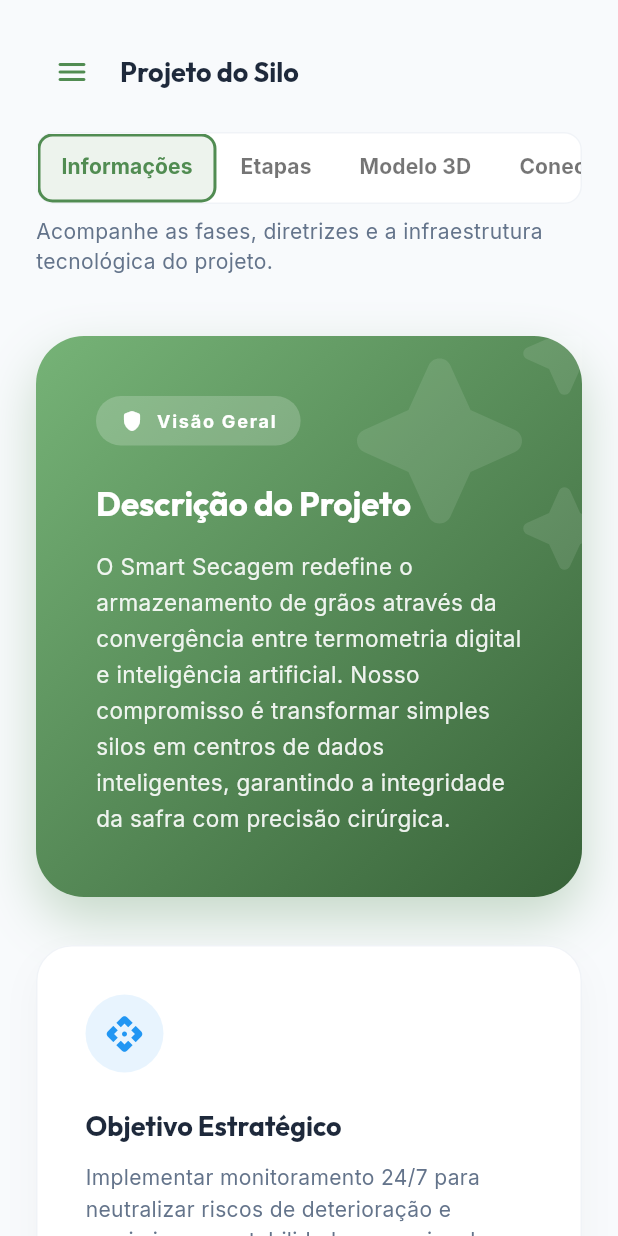
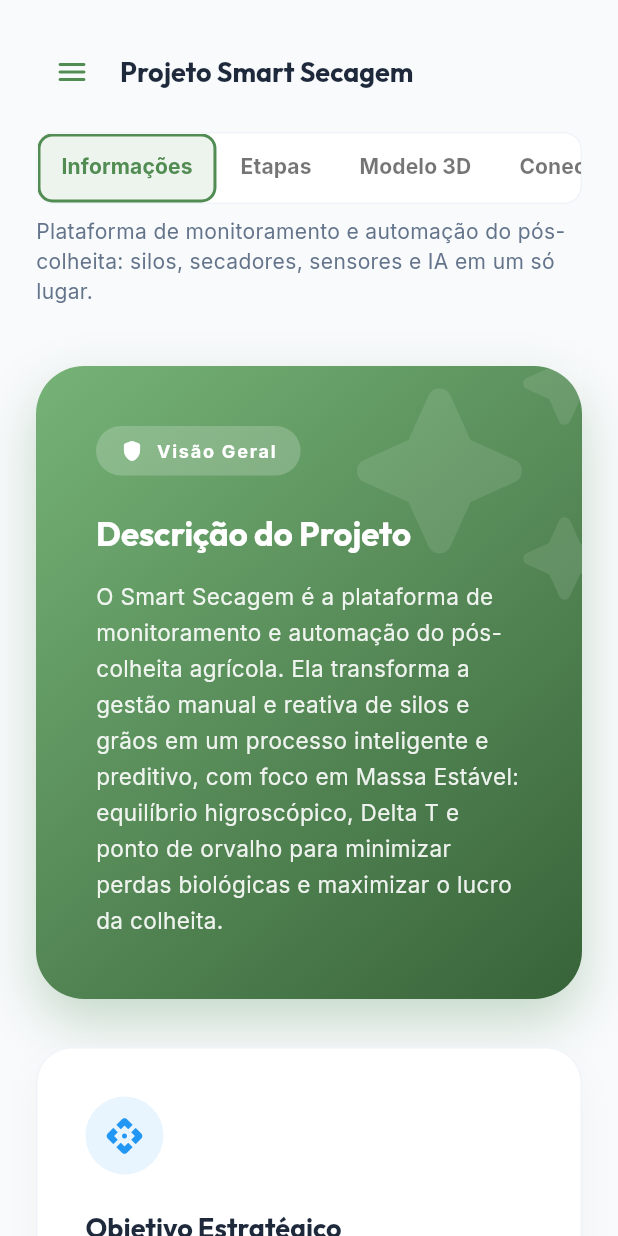
Before and after one commit to DionatanPO/projeto-smart-secagem-app, a Flutter app: the HomeView screen opened by its route, on a phone screen of 412 x 824 dp. Run offline on Flutter 3.47's test engine with Material 3 defaults, Android fonts, the phone set to English and light mode, and no system bars; our stand-ins replace dio, fl_chart, flutter_markdown, flutter_secure_storage, get, get_storage and 4 more; missing offline and left inert: model_viewer_plus; accounts and stored records are empty; network calls fail.

Commit message:
refactor: align Projeto/Informacoes content with AgroMind AI services and domain language

```diff
--- a/lib/modules/silo_viewer/views/silo_viewer_view.dart
+++ b/lib/modules/silo_viewer/views/silo_viewer_view.dart
@@ -46,7 +46,7 @@ class SiloViewerView extends StatelessWidget {
                             const SizedBox(width: 8),
                           ],
                           Text(
-                            'Projeto do Silo',
+                            'Projeto Smart Secagem',
                             style: (isDesktop
                                     ? theme.textTheme.headlineSmall
                                     : theme.textTheme.titleLarge)
@@ -98,7 +98,7 @@ class SiloViewerView extends StatelessWidget {
                   ),
                   const SizedBox(height: 8),
                   Text(
-                    'Acompanhe as fases, diretrizes e a infraestrutura tecnológica do projeto.',
+                    'Plataforma de monitoramento e automação do pós-colheita: silos, secadores, sensores e IA em um só lugar.',
                     style: theme.textTheme.bodyMedium?.copyWith(
                       color: isDark ? AppColors.textMuted : AppColors.textSecondary,
                     ),
@@ -136,7 +136,7 @@ class SiloViewerView extends StatelessWidget {
           _buildHeroSection(
             context,
             'Descrição do Projeto',
-            'O Smart Secagem redefine o armazenamento de grãos através da convergência entre termometria digital e inteligência artificial. Nosso compromisso é transformar simples silos em centros de dados inteligentes, garantindo a integridade da safra com precisão cirúrgica.',
+            'O Smart Secagem é a plataforma de monitoramento e automação do pós-colheita agrícola. Ela transforma a gestão manual e reativa de silos e grãos em um processo inteligente e preditivo, com foco em Massa Estável: equilíbrio higroscópico, Delta T e ponto de orvalho para minimizar perdas biológicas e maximizar o lucro da colheita.',
             Icons.auto_awesome_rounded,
           ),
           const SizedBox(height: 32),
@@ -150,7 +150,7 @@ class SiloViewerView extends StatelessWidget {
                   child: _buildGlassCard(
                     context,
                     'Objetivo Estratégico',
-                    'Implementar monitoramento 24/7 para neutralizar riscos de deterioração e maximizar a rentabilidade operacional.',
+                    'Garantir a Massa Estável com diagnóstico 24h: eliminar o controle manual de aeradores e exaustores e ligar os motores apenas em condições climáticas ideais.',
                     Icons.api_rounded,
                     Colors.blue,
                   ),
@@ -160,7 +160,7 @@ class SiloViewerView extends StatelessWidget {
                   child: _buildGlassCard(
                     context,
                     'Metodologia Técnica',
-                    'Integração de sensores LoRaWAN inteligentes e modelos preditivos de equilíbrio higroscópico em tempo real.',
+                    'Leitura de temperatura e UR interna/externa a cada 60s, visão multi-camada (topo, meio e base) e decisão por equilíbrio higroscópico, Delta T, UR externa e ponto de orvalho.',
                     Icons.layers_rounded,
                     Colors.purple,
                   ),
@@ -170,7 +170,7 @@ class SiloViewerView extends StatelessWidget {
                   child: _buildGlassCard(
                     context,
                     'Impacto Mensurável',
-                    'Alcançar excelência na secagem com redução drástica no consumo energético e perdas de massa.',
+                    'AgroMind AI com dois serviços: Resumo IA automático no dashboard e chat interativo para consultas — ambos com contexto operacional em tempo real, previsão de hotspots em 48h e laudos térmicos.',
                     Icons.bolt_rounded,
                     Colors.green,
                   ),
@@ -183,7 +183,7 @@ class SiloViewerView extends StatelessWidget {
                 _buildGlassCard(
                   context,
                   'Objetivo Estratégico',
-                  'Implementar monitoramento 24/7 para neutralizar riscos de deterioração e maximizar a rentabilidade operacional.',
+                  'Garantir a Massa Estável com diagnóstico 24h: eliminar o controle manual de aeradores e exaustores e ligar os motores apenas em condições climáticas ideais.',
                   Icons.api_rounded,
                   Colors.blue,
                 ),
@@ -191,7 +191,7 @@ class SiloViewerView extends StatelessWidget {
                 _buildGlassCard(
                   context,
                   'Metodologia Técnica',
-                  'Integração de sensores LoRaWAN inteligentes e modelos preditivos de equilíbrio higroscópico em tempo real.',
+                  'Leitura de temperatura e UR interna/externa a cada 60s, visão multi-camada (topo, meio e base) e decisão por equilíbrio higroscópico, Delta T, UR externa e ponto de orvalho.',
                   Icons.layers_rounded,
                   Colors.purple,
                 ),
@@ -199,7 +199,7 @@ class SiloViewerView extends StatelessWidget {
                 _buildGlassCard(
                   context,
                   'Impacto Mensurável',
-                  'Alcançar excelência na secagem com redução drástica no consumo energético e perdas de massa.',
+                  'AgroMind AI com dois serviços: Resumo IA automático no dashboard e chat interativo para consultas — ambos com contexto operacional em tempo real, previsão de hotspots em 48h e laudos térmicos.',
                   Icons.bolt_rounded,
                   Colors.green,
                 ),
@@ -232,7 +232,7 @@ class SiloViewerView extends StatelessWidget {
             context,
             'FASE 02',
             'Hardware & Conectividade',
-            'Instalação dos cabos termométricos de alta precisão e configuração do Gateway LoRaWAN industrial para comunicação sem fio.',
+            'Instalação dos cabos termométricos (topo, meio e base) e configuração da conectividade dos sensores de temperatura, mancal e abafamento.',
             'Em Andamento',
             false,
             true,
@@ -241,8 +241,8 @@ class SiloViewerView extends StatelessWidget {
           _buildStageItem(
             context,
             'FASE 03',
-            'Integração Smart Sense IA',
-            'Treinamento dos modelos de Machine Learning com dados históricos e calibração dos algoritmos de IA para detecção de anomalias.',
+            'Integração AgroMind AI',
+            'Conexão dos serviços de IA (Resumo IA + chat AgroMind) ao contexto operacional, com previsão de hotspots em 48h e alertas em tempo real.',
             'Pendente',
             false,
             false,
@@ -585,7 +585,7 @@ class SiloViewerView extends StatelessWidget {
           const SizedBox(width: 16),
           Expanded(
             child: Text(
-              'Este silo utiliza a tecnologia de sensores IoT de 4ª geração com blindagem magnética e comunicação criptografada.',
+              'Regra do sistema: a aeração liga apenas se o Delta T for favorável e a UR externa estiver na janela ideal — e desliga automaticamente ante tendência de aquecimento ou umidade na massa.',
               style: theme.textTheme.bodySmall?.copyWith(
                 color: isDark ? AppColors.textMuted : AppColors.textSecondary,
                 fontStyle: FontStyle.italic,
```
